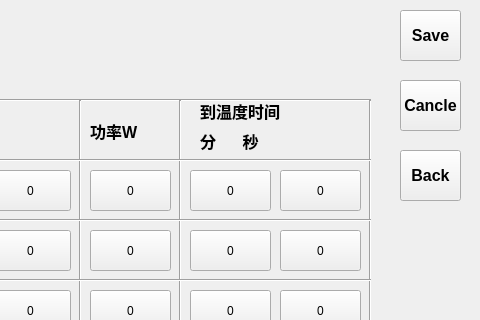
Old version of the form setting_1.ui in the repository wanghao-xznu/untitled2; both pictures show x 320 to 800 and y 0 to 320 of the 800 by 480 pixel window.
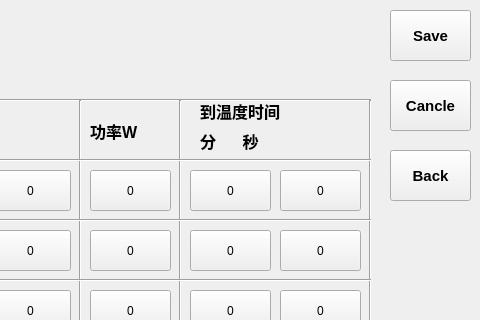
New version of the form.

```diff
--- a/setting_1.ui
+++ b/setting_1.ui
@@ -115,15 +115,15 @@
   <widget class="QPushButton" name="pushButton">
    <property name="geometry">
     <rect>
-     <x>720</x>
+     <x>710</x>
      <y>10</y>
-     <width>61</width>
+     <width>81</width>
      <height>51</height>
     </rect>
    </property>
    <property name="font">
     <font>
-     <pointsize>12</pointsize>
+     <pointsize>11</pointsize>
      <weight>75</weight>
      <bold>true</bold>
     </font>
@@ -862,15 +862,15 @@
   <widget class="QPushButton" name="pushButton_32">
    <property name="geometry">
     <rect>
-     <x>720</x>
+     <x>710</x>
      <y>80</y>
-     <width>61</width>
+     <width>81</width>
      <height>51</height>
     </rect>
    </property>
    <property name="font">
     <font>
-     <pointsize>12</pointsize>
+     <pointsize>11</pointsize>
      <weight>75</weight>
      <bold>true</bold>
     </font>
@@ -882,15 +882,15 @@
   <widget class="QPushButton" name="pushButton_33">
    <property name="geometry">
     <rect>
-     <x>720</x>
+     <x>710</x>
      <y>150</y>
-     <width>61</width>
+     <width>81</width>
      <height>51</height>
     </rect>
    </property>
    <property name="font">
     <font>
-     <pointsize>12</pointsize>
+     <pointsize>11</pointsize>
      <weight>75</weight>
      <bold>true</bold>
     </font>
```
